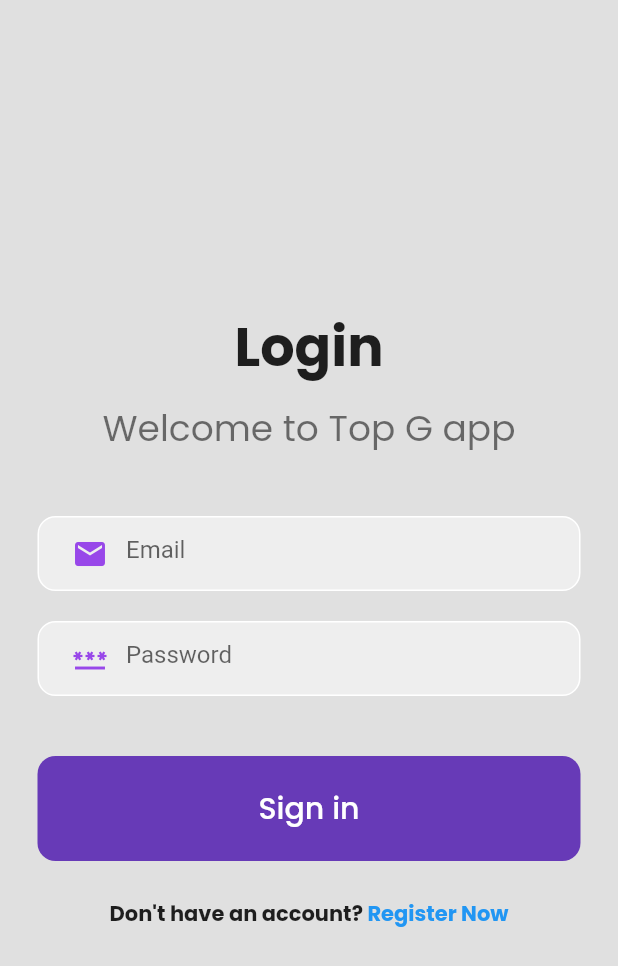
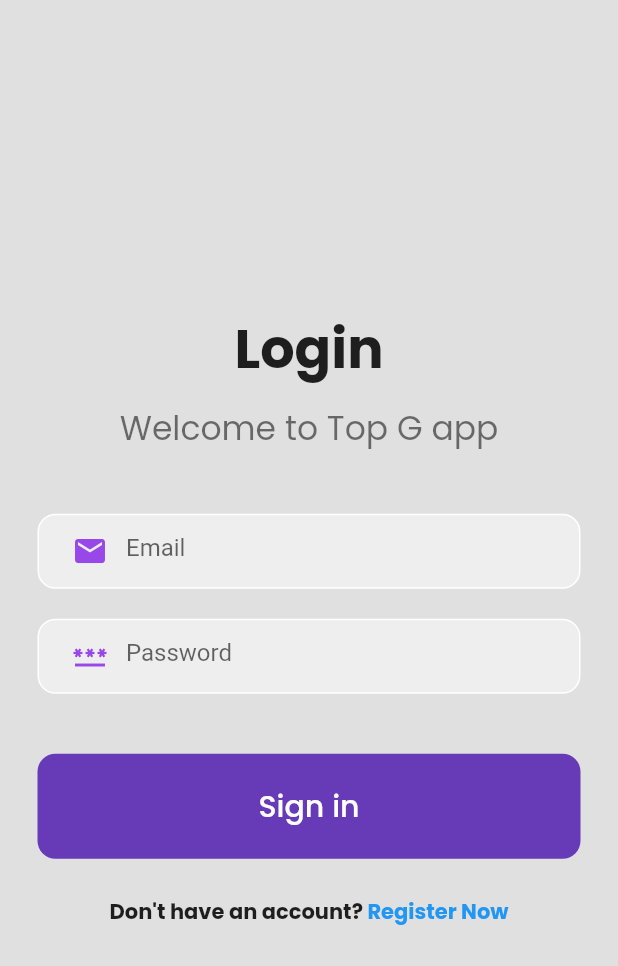
Before and after one commit to AryaanVedak/college-greivance-app, a Flutter app: the screen it shows after launch, on a phone screen of 412 x 824 dp. Shown: the top 966 px of the screen. Run offline on Flutter 3.47's test engine with Material 2 defaults, Android fonts, the phone set to English and light mode, and no system bars; our stand-ins replace firebase_auth, firebase_core, google_fonts; missing offline and left inert: dart:ffi; accounts and stored records are empty.

```diff
--- /dev/null
+++ b/lib/auth/auth_page.dart
@@ -0,0 +1,31 @@
+import 'package:flutter/material.dart';
+
+import '../pages/login_page.dart';
+import '../pages/register_page.dart';
+
+class AuthPage extends StatefulWidget {
+  const AuthPage({super.key});
+
+  @override
+  State<AuthPage> createState() => _AuthPageState();
+}
+
+class _AuthPageState extends State<AuthPage> {
+  //initially show login page
+  bool showLoginPage = true;
+
+  void toggleScreens() {
+    setState(() {
+      showLoginPage = !showLoginPage;
+    });
+  }
+
+  @override
+  Widget build(BuildContext context) {
+    if (showLoginPage) {
+      return LoginPage(showRegisterPage: toggleScreens);
+    } else {
+      return RegisterPage(showLoginPage: toggleScreens);
+    }
+  }
+}
--- a/lib/main_page.dart
+++ b/lib/auth/main_page.dart
@@ -1,8 +1,9 @@
 import 'package:firebase_auth/firebase_auth.dart';
 import 'package:flutter/material.dart';
-import 'package:top_g_app/login_page.dart';
+import 'package:top_g_app/pages/login_page.dart';
 
-import 'home_page.dart';
+import '../pages/home_page.dart';
+import 'auth_page.dart';
 
 class MainPage extends StatelessWidget {
   const MainPage({super.key});
@@ -16,7 +17,7 @@ class MainPage extends StatelessWidget {
           if (snapshot.hasData) {
             return HomePage();
           } else {
-            return LoginPage();
+            return AuthPage();
           }
         },
       ),
--- a/lib/main.dart
+++ b/lib/main.dart
@@ -1,7 +1,7 @@
 import 'package:flutter/material.dart';
 import 'package:firebase_core/firebase_core.dart';
-import 'package:top_g_app/login_page.dart';
-import 'package:top_g_app/main_page.dart';
+import 'package:top_g_app/pages/login_page.dart';
+import 'package:top_g_app/auth/main_page.dart';
 
 void main() async {
   WidgetsFlutterBinding.ensureInitialized();
--- /dev/null
+++ b/lib/pages/login_page.dart
@@ -0,0 +1,169 @@
+import 'dart:ffi';
+
+import 'package:firebase_auth/firebase_auth.dart';
+import 'package:flutter/material.dart';
+import 'package:google_fonts/google_fonts.dart';
+
+class LoginPage extends StatefulWidget {
+  final VoidCallback showRegisterPage;
+  const LoginPage({Key? key, required this.showRegisterPage}) : super(key: key);
+
+  @override
+  State<LoginPage> createState() => _LoginPageState();
+}
+
+class _LoginPageState extends State<LoginPage> {
+  //text controllers
+  final _emailController = TextEditingController();
+  final _passwordController = TextEditingController();
+
+  Future signIn() async {
+    await FirebaseAuth.instance.signInWithEmailAndPassword(
+        email: _emailController.text.trim(),
+        password: _passwordController.text.trim());
+  }
+
+  @override
+  void dispose() {
+    //TODO implement dispose
+    _emailController.dispose();
+    _passwordController.dispose();
+    super.dispose();
+  }
+
+  @override
+  Widget build(BuildContext context) {
+    return Scaffold(
+      backgroundColor: Colors.grey[300],
+      body: Center(
+        child: SingleChildScrollView(
+          child: Column(
+            mainAxisAlignment: MainAxisAlignment.center,
+            // ignore: prefer_const_literals_to_create_immutables
+            children: [
+              // Login text
+              Text(
+                "Login",
+                style: GoogleFonts.poppins(
+                    fontWeight: FontWeight.w700, fontSize: 36),
+              ),
+              const SizedBox(
+                height: 10,
+              ),
+              Text(
+                "Welcome to Top G app",
+                style: GoogleFonts.poppins(fontSize: 22, color: Colors.black54),
+              ),
+              const SizedBox(
+                height: 40,
+              ),
+
+              // Login text field
+              Padding(
+                padding: const EdgeInsets.symmetric(horizontal: 25),
+                child: Container(
+                  decoration: BoxDecoration(
+                      color: Colors.grey[200],
+                      border: Border.all(color: Colors.white),
+                      borderRadius: BorderRadius.circular(12)),
+                  child: Padding(
+                    padding: EdgeInsets.only(left: 10.0),
+                    child: TextField(
+                      controller: _emailController,
+                      decoration: const InputDecoration(
+                        prefixIcon: Icon(Icons.email,
+                            color: Color.fromARGB(255, 152, 71, 233)),
+                        border: InputBorder.none,
+                        hintText: 'Email',
+                      ),
+                    ),
+                  ),
+                ),
+              ),
+
+              const SizedBox(
+                height: 20,
+              ),
+
+              // Password text field
+              Padding(
+                padding: const EdgeInsets.symmetric(horizontal: 25),
+                child: Container(
+                  decoration: BoxDecoration(
+                      color: Colors.grey[200],
+                      border: Border.all(color: Colors.white),
+                      borderRadius: BorderRadius.circular(12)),
+                  child: Padding(
+                    padding: const EdgeInsets.only(left: 10.0),
+                    child: TextField(
+                      controller: _passwordController,
+                      obscureText: true,
+                      decoration: const InputDecoration(
+                        prefixIcon: Icon(Icons.password,
+                            color: Color.fromARGB(255, 152, 71, 233)),
+                        border: InputBorder.none,
+                        hintText: 'Password',
+                      ),
+                    ),
+                  ),
+                ),
+              ),
+
+              const SizedBox(
+                height: 40,
+              ),
+
+              // Sign in button
+              Padding(
+                padding: const EdgeInsets.symmetric(horizontal: 25),
+                child: GestureDetector(
+                  onTap: signIn,
+                  child: Container(
+                    padding: const EdgeInsets.all(20),
+                    decoration: BoxDecoration(
+                        color: Colors.deepPurple,
+                        borderRadius: BorderRadius.circular(12)),
+                    child: Center(
+                      child: Center(
+                          child: Text(
+                        'Sign in',
+                        style: GoogleFonts.poppins(
+                            color: Colors.white,
+                            fontWeight: FontWeight.w500,
+                            fontSize: 20),
+                      )),
+                    ),
+                  ),
+                ),
+              ),
+
+              const SizedBox(
+                height: 25,
+              ),
+
+              // Don't have an account? Register Now
+              Row(
+                mainAxisAlignment: MainAxisAlignment.center,
+                // ignore: prefer_const_literals_to_create_immutables
+                children: [
+                  Text(
+                    "Don't have an account?",
+                    style: GoogleFonts.poppins(fontWeight: FontWeight.bold),
+                  ),
+                  GestureDetector(
+                    onTap: widget.showRegisterPage,
+                    child: Text(
+                      " Register Now",
+                      style: GoogleFonts.poppins(
+                          color: Colors.blue, fontWeight: FontWeight.bold),
+                    ),
+                  )
+                ],
+              ),
+            ],
+          ),
+        ),
+      ),
+    );
+  }
+}
```
Also changed, not shown: lib/pages/register_page.dart (renamed from lib/login_page.dart, +69 -22 lines), lib/pages/home_page.dart (renamed from lib/home_page.dart).
